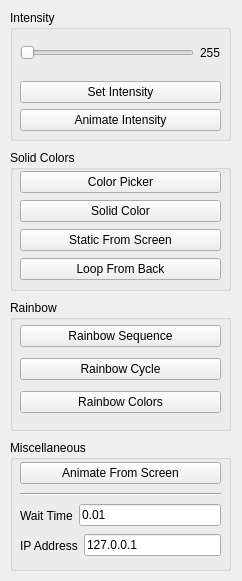
The window that PiLightsUI.ui (MrReds1324/PiLights) describes before a commit, drawn with Qt 5.
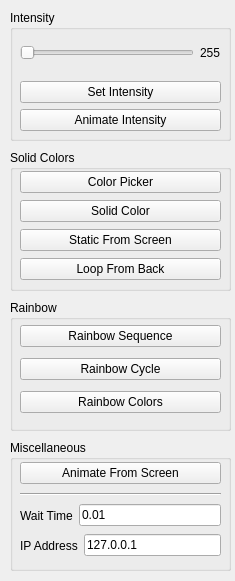
The same window after the commit.

Commit message: Added max UI Size and proper location of icon setting

The edit to the form file:
```diff
--- a/PiLightsUI.ui
+++ b/PiLightsUI.ui
@@ -6,7 +6,7 @@
    <rect>
     <x>0</x>
     <y>0</y>
-    <width>242</width>
+    <width>235</width>
     <height>581</height>
    </rect>
   </property>
@@ -16,6 +16,12 @@
     <verstretch>0</verstretch>
    </sizepolicy>
   </property>
+  <property name="maximumSize">
+   <size>
+    <width>235</width>
+    <height>581</height>
+   </size>
+  </property>
   <property name="windowTitle">
    <string>PiLights</string>
   </property>
```
The commit also changes 1 other file.
